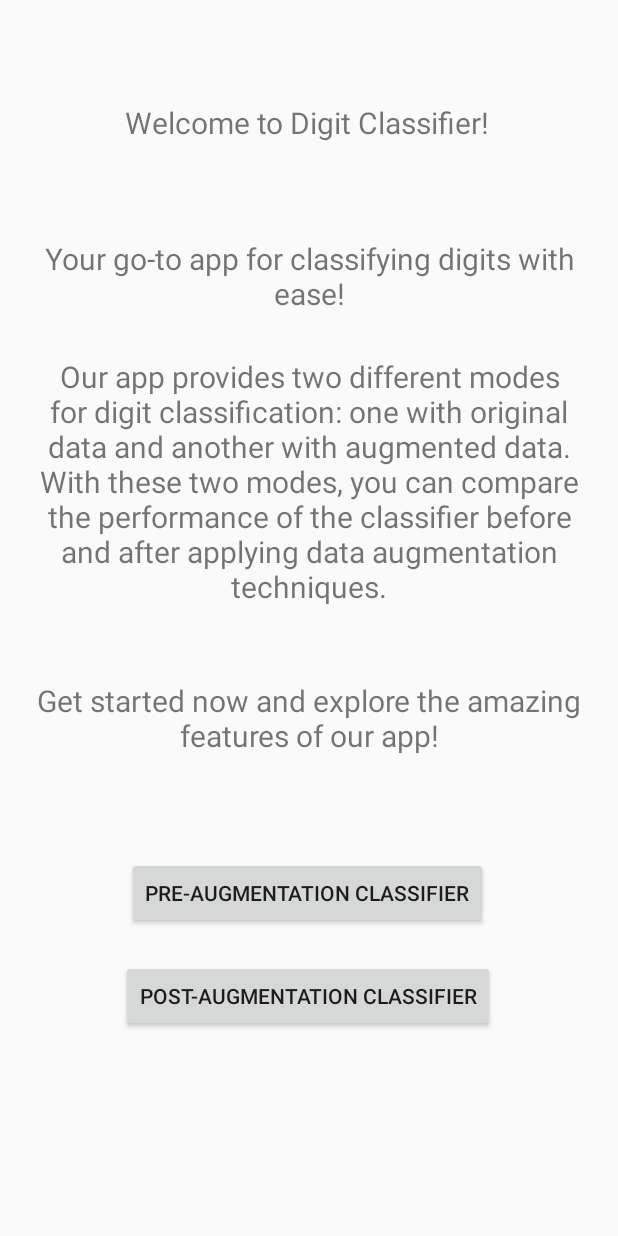
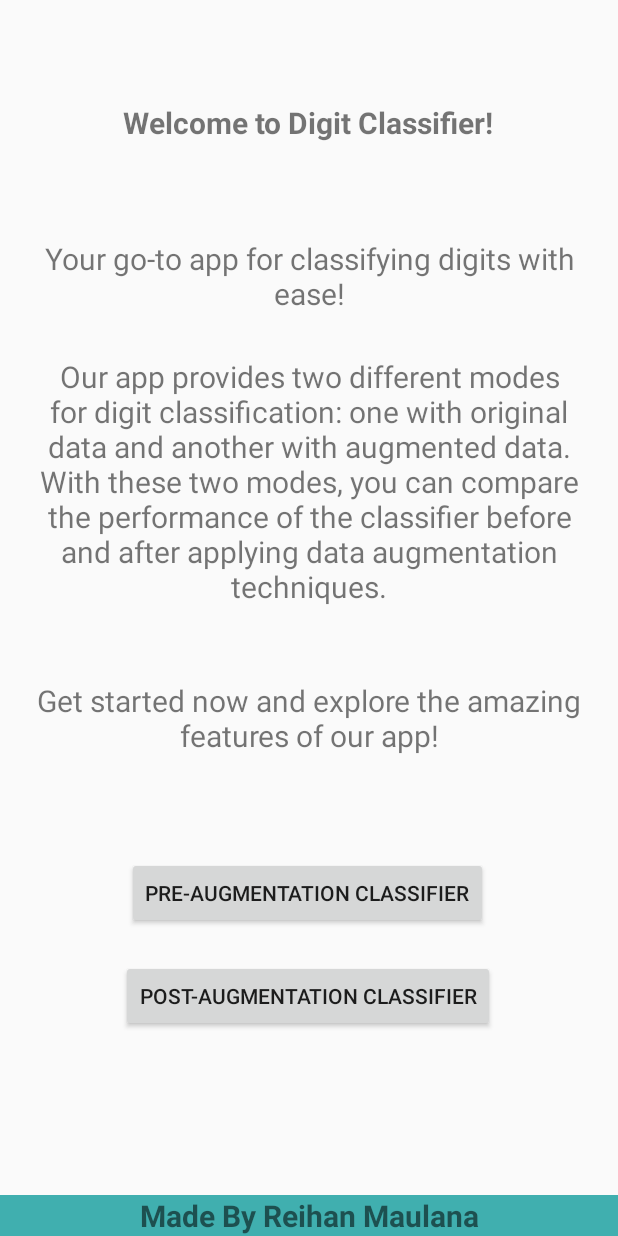
Before and after one commit to iiamthestorm/Mnist-Digit-Classifier-App, an Android app: the layout activity_home_page.xml on its own in the app's theme, with its tools: preview values and no code run, on a phone screen of 412 x 824 dp. Run offline under Robolectric (Android 15) with nearby library versions, the phone set to English and light mode, and no system bars; network calls fail.

Commit message:
Add code

```diff
--- a/app/src/main/res/layout/activity_home_page.xml
+++ b/app/src/main/res/layout/activity_home_page.xml
@@ -17,7 +17,8 @@
         app:layout_constraintHorizontal_bias="0.496"
         app:layout_constraintStart_toStartOf="parent"
         app:layout_constraintTop_toTopOf="parent"
-        app:layout_constraintVertical_bias="0.085" />
+        app:layout_constraintVertical_bias="0.085"
+        android:textStyle="bold" />
 
     <TextView
         android:id="@+id/text_view_2"
@@ -91,4 +92,16 @@
         app:layout_constraintTop_toBottomOf="@+id/first_act_btn"
         app:layout_constraintVertical_bias="0.134" />
 
+    <TextView
+        android:layout_width="match_parent"
+        android:layout_height="wrap_content"
+        android:text="Made By Reihan Maulana"
+        android:textSize="20sp"
+        app:layout_constraintBottom_toBottomOf="parent"
+        app:layout_constraintEnd_toEndOf="parent"
+        app:layout_constraintStart_toStartOf="parent"
+        android:textAlignment="center"
+        android:background="#E3AA"
+        android:textStyle="bold" />
+
 </androidx.constraintlayout.widget.ConstraintLayout>
```
Also changed, not shown: app/src/main/AndroidManifest.xml (+4 -10 lines), 15 other files.
